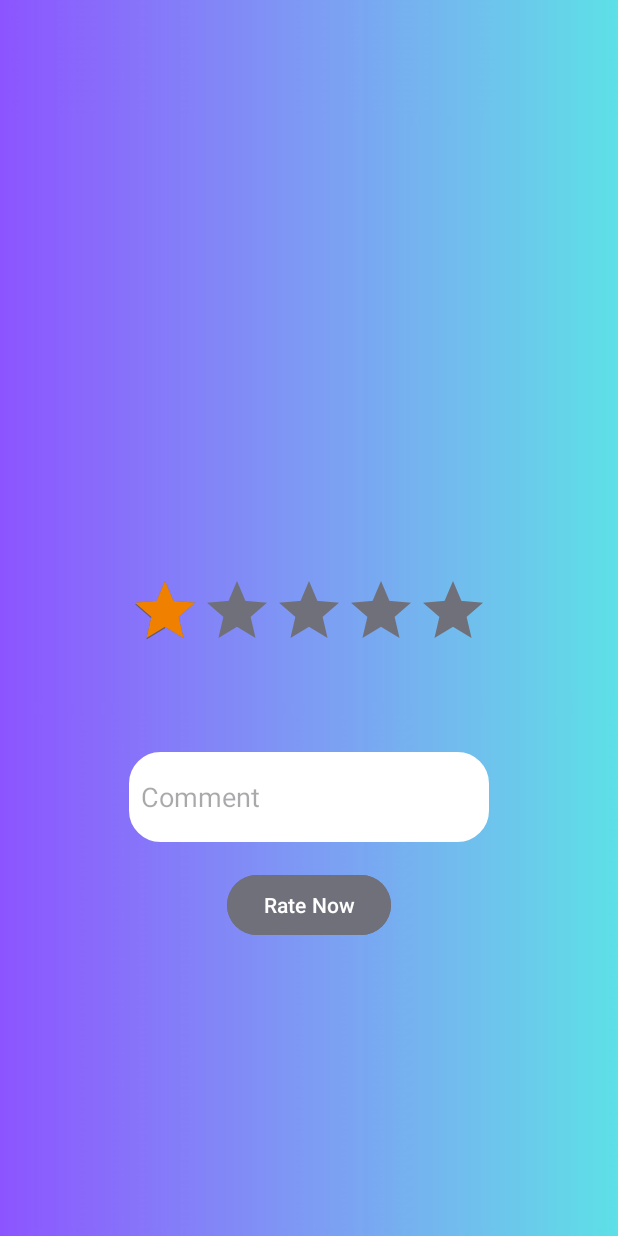
After one commit to Pholisa/HambaApp, an Android app: the Rating screen opened directly, with no data from a screen before it, on a phone screen of 412 x 824 dp. The commit adds this screen. Run offline under Robolectric (Android 15) with nearby library versions, the light colour scheme and no system bars.

Commit message:
Added rating system and added orange to colors.xml

```diff
--- a/app/src/main/AndroidManifest.xml
+++ b/app/src/main/AndroidManifest.xml
@@ -14,6 +14,9 @@
         android:supportsRtl="true"
         android:theme="@style/Theme.HambaApp"
         tools:targetApi="31">
+        <activity
+            android:name=".Rating"
+            android:exported="false" />
         <activity
             android:name=".ViewListing"
             android:exported="false" />
--- /dev/null
+++ b/app/src/main/java/com/example/hambaapp/Rating.kt
@@ -0,0 +1,40 @@
+package com.example.hambaapp
+
+import androidx.appcompat.app.AppCompatActivity
+import android.os.Bundle
+import android.view.LayoutInflater
+import android.widget.Button
+import android.widget.EditText
+import android.widget.RatingBar
+import android.widget.TextView
+import androidx.appcompat.app.AlertDialog
+
+class Rating : AppCompatActivity() {
+    override fun onCreate(savedInstanceState: Bundle?) {
+        super.onCreate(savedInstanceState)
+        setContentView(R.layout.activity_rating)
+
+        val builder = AlertDialog.Builder(this )
+
+        val ratingBar = findViewById<RatingBar>(R.id.ratingBar)
+        val rateButton = findViewById<Button>(R.id.btnRateNow)
+        val ratingText = findViewById<TextView>(R.id.ratingText)
+        val ratingComment = findViewById<EditText>(R.id.ratingComment)
+
+        ratingBar.setOnRatingBarChangeListener { ratingBar, rating, fromUser ->
+            ratingText.text = rating.toString()
+            when (ratingBar.rating.toInt()){
+                1 -> ratingText.text = "Very Bad"
+                2 -> ratingText.text = "Bad"
+                3 -> ratingText.text = "Good"
+                4 -> ratingText.text = "Great"
+                5 -> ratingText.text = "Amazing"
+                else -> ratingText.text = " "
+            }
+        }
+
+        rateButton.setOnClickListener {
+
+        }
+    }
+}
--- /dev/null
+++ b/app/src/main/res/layout/activity_rating.xml
@@ -0,0 +1,62 @@
+<?xml version="1.0" encoding="utf-8"?>
+<androidx.constraintlayout.widget.ConstraintLayout xmlns:android="http://schemas.android.com/apk/res/android"
+    xmlns:app="http://schemas.android.com/apk/res-auto"
+    xmlns:tools="http://schemas.android.com/tools"
+    android:layout_width="match_parent"
+    android:layout_height="match_parent"
+    android:background="@drawable/hamba_background"
+    tools:context=".Rating">
+
+    <RatingBar
+        android:id="@+id/ratingBar"
+        android:layout_width="wrap_content"
+        android:layout_height="wrap_content"
+        android:numStars="5"
+        android:progressBackgroundTint="@color/grey"
+        android:progressTint="@color/orange"
+        android:rating="1"
+
+        android:stepSize="1"
+        app:layout_constraintBottom_toBottomOf="parent"
+        app:layout_constraintLeft_toLeftOf="parent"
+        app:layout_constraintRight_toRightOf="parent"
+        app:layout_constraintTop_toTopOf="parent" />
+
+    <TextView
+        android:id="@+id/ratingText"
+        android:layout_width="wrap_content"
+        android:layout_height="wrap_content"
+        android:layout_marginTop="18dp"
+        android:text=""
+        android:textSize="20dp"
+        android:textStyle="bold"
+        app:layout_constraintLeft_toLeftOf="parent"
+        app:layout_constraintRight_toRightOf="parent"
+        app:layout_constraintTop_toBottomOf="@id/ratingBar" />
+
+    <EditText
+        android:id="@+id/ratingComment"
+        android:layout_width="wrap_content"
+        android:layout_height="60dp"
+        android:layout_marginTop="15dp"
+        android:width="240dp"
+        android:background="@drawable/theborder"
+        android:hint="Comment"
+        android:padding="8dp"
+        app:layout_constraintLeft_toLeftOf="parent"
+        app:layout_constraintRight_toRightOf="parent"
+        app:layout_constraintTop_toBottomOf="@id/ratingText" />
+
+    <Button
+        android:id="@+id/btnRateNow"
+        android:layout_width="wrap_content"
+        android:layout_height="wrap_content"
+        android:layout_marginHorizontal="20dp"
+        android:layout_marginTop="18dp"
+        android:backgroundTint="@color/grey"
+        android:text="Rate Now"
+        app:layout_constraintLeft_toLeftOf="parent"
+        app:layout_constraintRight_toRightOf="parent"
+        app:layout_constraintTop_toBottomOf="@id/ratingComment" />
+
+</androidx.constraintlayout.widget.ConstraintLayout>
--- a/app/src/main/res/values/colors.xml
+++ b/app/src/main/res/values/colors.xml
@@ -5,5 +5,6 @@
     <color name="blue">#00BCD4</color>
     <color name="grey">#6F707A</color>
     <color name="lightgrey">#03E1E1E4</color>
+    <color name="orange">#F08000</color>
 
 </resources>
```
